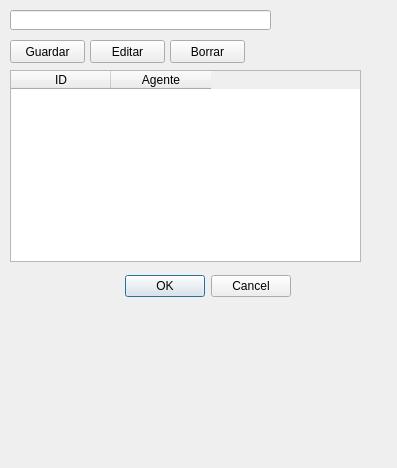
Before: the Qt Designer form dbagente.ui in Matias2178/Sistema_Postventa, drawn with Qt 5.
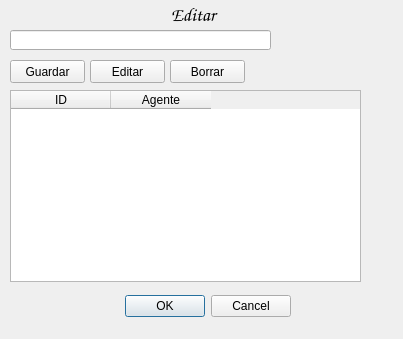
After: the same form once the commit is applied.

The edit to the form file:
```diff
--- a/dbagente.ui
+++ b/dbagente.ui
@@ -6,8 +6,8 @@
    <rect>
     <x>0</x>
     <y>0</y>
-    <width>397</width>
-    <height>468</height>
+    <width>403</width>
+    <height>339</height>
    </rect>
   </property>
   <property name="windowTitle">
@@ -17,7 +17,7 @@
    <property name="geometry">
     <rect>
      <x>120</x>
-     <y>270</y>
+     <y>290</y>
      <width>171</width>
      <height>32</height>
     </rect>
@@ -33,7 +33,7 @@
    <property name="geometry">
     <rect>
      <x>170</x>
-     <y>40</y>
+     <y>60</y>
      <width>75</width>
      <height>23</height>
     </rect>
@@ -46,7 +46,7 @@
    <property name="geometry">
     <rect>
      <x>90</x>
-     <y>40</y>
+     <y>60</y>
      <width>75</width>
      <height>23</height>
     </rect>
@@ -59,7 +59,7 @@
    <property name="geometry">
     <rect>
      <x>10</x>
-     <y>10</y>
+     <y>30</y>
      <width>261</width>
      <height>20</height>
     </rect>
@@ -75,7 +75,7 @@
    <property name="geometry">
     <rect>
      <x>10</x>
-     <y>70</y>
+     <y>90</y>
      <width>351</width>
      <height>192</height>
     </rect>
@@ -95,7 +95,7 @@
    <property name="geometry">
     <rect>
      <x>10</x>
-     <y>40</y>
+     <y>60</y>
      <width>75</width>
      <height>23</height>
     </rect>
@@ -104,6 +104,30 @@
     <string>Guardar</string>
    </property>
   </widget>
+  <widget class="QLabel" name="lAgenteOp">
+   <property name="geometry">
+    <rect>
+     <x>80</x>
+     <y>0</y>
+     <width>231</width>
+     <height>30</height>
+    </rect>
+   </property>
+   <property name="font">
+    <font>
+     <family>Comic Sans MS</family>
+     <pointsize>14</pointsize>
+     <weight>75</weight>
+     <bold>true</bold>
+    </font>
+   </property>
+   <property name="text">
+    <string>Editar </string>
+   </property>
+   <property name="alignment">
+    <set>Qt::AlignCenter</set>
+   </property>
+  </widget>
  </widget>
  <resources/>
  <connections>
```
